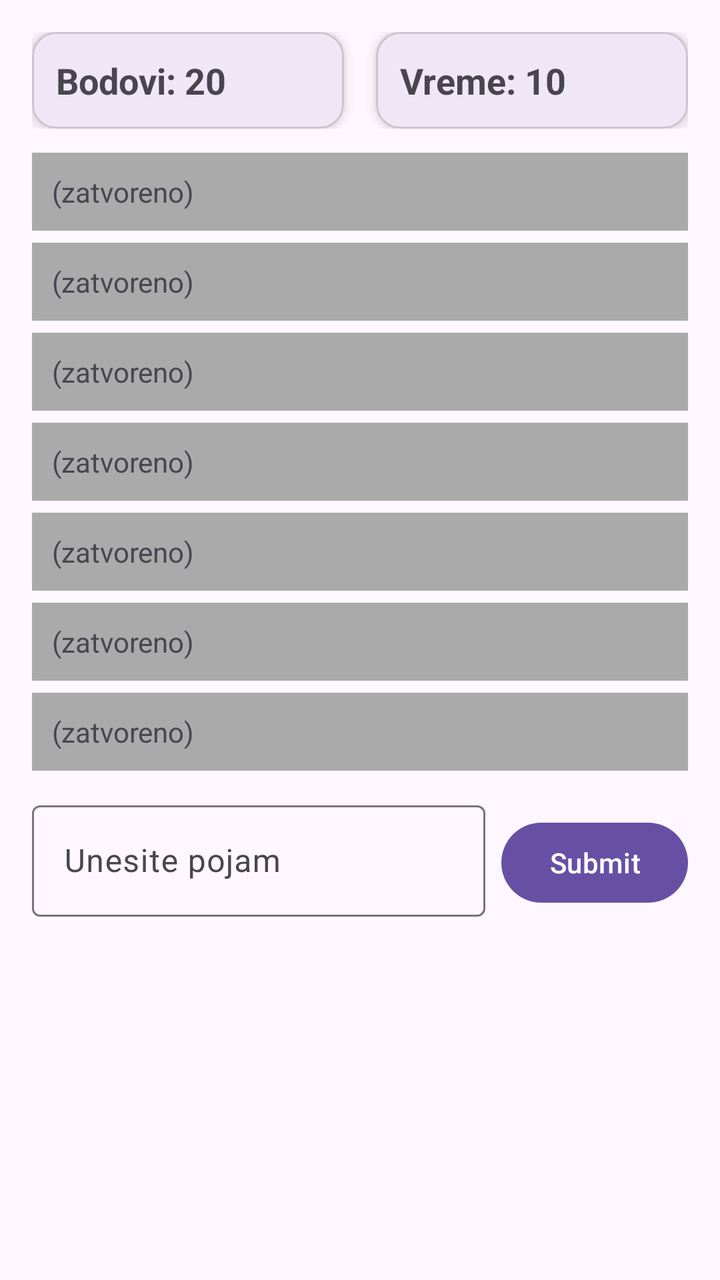
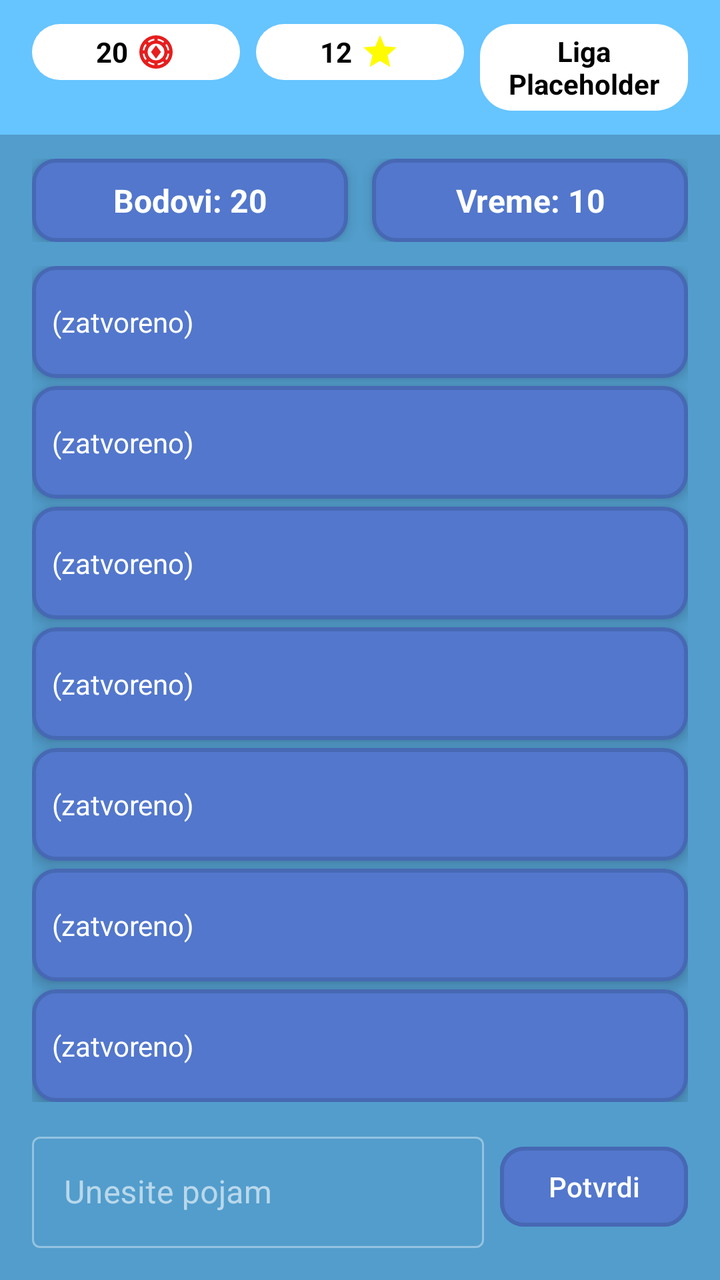

Compare the two renders of this Android layout. The source of the first and the diff that turns it into the second are given below.
<!-- AndroidManifest.xml: application theme Theme.Slagalica -->
<!-- res/layout/activity_step_by_step.xml -->
<?xml version="1.0" encoding="utf-8"?>
<LinearLayout xmlns:android="http://schemas.android.com/apk/res/android"
    xmlns:app="http://schemas.android.com/apk/res-auto"
    android:id="@+id/step_by_step_root"
    android:layout_width="match_parent"
    android:layout_height="match_parent"
    android:orientation="vertical"
    android:padding="16dp">

    
    <LinearLayout
        android:layout_width="match_parent"
        android:layout_height="wrap_content"
        android:orientation="horizontal"
        android:weightSum="2"
        android:layout_marginBottom="12dp">

        <com.google.android.material.card.MaterialCardView
            android:layout_width="0dp"
            android:layout_height="wrap_content"
            android:layout_weight="1"
            app:cardCornerRadius="12dp"
            app:cardElevation="4dp"
            android:layout_marginEnd="8dp">

            <TextView
                android:id="@+id/pointsTextView"
                android:layout_width="match_parent"
                android:layout_height="wrap_content"
                android:padding="12dp"
                android:text="Bodovi: 20"
                android:textStyle="bold"
                android:textSize="18sp" />
        </com.google.android.material.card.MaterialCardView>

        <com.google.android.material.card.MaterialCardView
            android:layout_width="0dp"
            android:layout_height="wrap_content"
            android:layout_weight="1"
            app:cardCornerRadius="12dp"
            app:cardElevation="4dp"
            android:layout_marginStart="8dp">

            <TextView
                android:id="@+id/timerTextView"
                android:layout_width="match_parent"
                android:layout_height="wrap_content"
                android:padding="12dp"
                android:text="Vreme: 10"
                android:textStyle="bold"
                android:textSize="18sp" />
        </com.google.android.material.card.MaterialCardView>
    </LinearLayout>

    
    <TextView
        android:id="@+id/clue1"
        android:layout_width="match_parent"
        android:layout_height="wrap_content"
        android:padding="10dp"
        android:layout_marginBottom="6dp"
        android:background="@android:color/darker_gray"
        android:text="(zatvoreno)" />

    <TextView
        android:id="@+id/clue2"
        android:layout_width="match_parent"
        android:layout_height="wrap_content"
        android:padding="10dp"
        android:layout_marginBottom="6dp"
        android:background="@android:color/darker_gray"
        android:text="(zatvoreno)" />

    <TextView
        android:id="@+id/clue3"
        android:layout_width="match_parent"
        android:layout_height="wrap_content"
        android:padding="10dp"
        android:layout_marginBottom="6dp"
        android:background="@android:color/darker_gray"
        android:text="(zatvoreno)" />

    <TextView
        android:id="@+id/clue4"
        android:layout_width="match_parent"
        android:layout_height="wrap_content"
        android:padding="10dp"
        android:layout_marginBottom="6dp"
        android:background="@android:color/darker_gray"
        android:text="(zatvoreno)" />

    <TextView
        android:id="@+id/clue5"
        android:layout_width="match_parent"
        android:layout_height="wrap_content"
        android:padding="10dp"
        android:layout_marginBottom="6dp"
        android:background="@android:color/darker_gray"
        android:text="(zatvoreno)" />

    <TextView
        android:id="@+id/clue6"
        android:layout_width="match_parent"
        android:layout_height="wrap_content"
        android:padding="10dp"
        android:layout_marginBottom="6dp"
        android:background="@android:color/darker_gray"
        android:text="(zatvoreno)" />

    <TextView
        android:id="@+id/clue7"
        android:layout_width="match_parent"
        android:layout_height="wrap_content"
        android:padding="10dp"
        android:layout_marginBottom="12dp"
        android:background="@android:color/darker_gray"
        android:text="(zatvoreno)" />

    
    <LinearLayout
        android:layout_width="match_parent"
        android:layout_height="wrap_content"
        android:orientation="horizontal">

        <com.google.android.material.textfield.TextInputLayout
            android:layout_width="0dp"
            android:layout_height="wrap_content"
            android:layout_weight="1">

            <com.google.android.material.textfield.TextInputEditText
                android:id="@+id/guessInput"
                android:layout_width="match_parent"
                android:layout_height="wrap_content"
                android:hint="Unesite pojam" />
        </com.google.android.material.textfield.TextInputLayout>

        <Button
            android:id="@+id/submitGuessButton"
            android:layout_width="wrap_content"
            android:layout_height="wrap_content"
            android:text="Submit"
            android:layout_marginStart="8dp" />
    </LinearLayout>
</LinearLayout>
<!-- resources referenced by this layout -->
<resources>
  <style name="Theme.Slagalica" parent="Base.Theme.Slagalica" />
  <style name="Base.Theme.Slagalica" parent="Theme.Material3.DayNight.NoActionBar">
          
          
      </style>
</resources>

<!-- the commit's change to res/layout/activity_step_by_step.xml (unified diff, before → after) -->
@@ -1,144 +1,365 @@
+<?xml version="1.0" encoding="utf-8"?>
+<androidx.constraintlayout.widget.ConstraintLayout
+    xmlns:android="http://schemas.android.com/apk/res/android"
+    xmlns:app="http://schemas.android.com/apk/res-auto"
+    android:id="@+id/main"
+    android:layout_width="match_parent"
+    android:layout_height="match_parent"
+    android:background="#529dcc">
+
+    <LinearLayout
+        android:layout_width="match_parent"
+        android:layout_height="match_parent"
+        android:orientation="vertical">
+
+        <include layout="@layout/top_bar" />
+
+        
+        <LinearLayout
+            android:layout_width="match_parent"
+            android:layout_height="wrap_content"
+            android:orientation="horizontal"
+            android:paddingStart="16dp"
+            android:paddingEnd="16dp"
+            android:paddingTop="12dp"
+            android:paddingBottom="4dp">
+
+            <com.google.android.material.card.MaterialCardView
+                android:layout_width="0dp"
+                android:layout_height="wrap_content"
+                android:layout_weight="1"
+                android:layout_marginEnd="6dp"
+                app:cardCornerRadius="12dp"
+                app:cardElevation="4dp"
+                app:strokeColor="@color/button_default_border"
+                app:strokeWidth="2dp"
+                app:cardBackgroundColor="@color/button_default_color">
+
+                <TextView
+                    android:id="@+id/pointsTextView"
+                    android:layout_width="match_parent"
+                    android:layout_height="wrap_content"
+                    android:padding="10dp"
+                    android:text="Bodovi: 20"
+                    android:textColor="@color/white"
+                    android:textStyle="bold"
+                    android:textSize="16sp"
+                    android:gravity="center" />
+            </com.google.android.material.card.MaterialCardView>
+
+            <com.google.android.material.card.MaterialCardView
+                android:layout_width="0dp"
+                android:layout_height="wrap_content"
+                android:layout_weight="1"
+                android:layout_marginStart="6dp"
+                app:cardCornerRadius="12dp"
+                app:cardElevation="4dp"
+                app:strokeColor="@color/button_default_border"
+                app:strokeWidth="2dp"
+                app:cardBackgroundColor="@color/button_default_color">
+
+                <TextView
+                    android:id="@+id/timerTextView"
+                    android:layout_width="match_parent"
+                    android:layout_height="wrap_content"
+                    android:padding="10dp"
+                    android:text="Vreme: 10"
+                    android:textColor="@color/white"
+                    android:textStyle="bold"
+                    android:textSize="16sp"
+                    android:gravity="center" />
+            </com.google.android.material.card.MaterialCardView>
+        </LinearLayout>
+
+        
+        <LinearLayout
+            android:layout_width="match_parent"
+            android:layout_height="0dp"
+            android:layout_weight="1"
+            android:orientation="vertical"
+            android:paddingStart="16dp"
+            android:paddingEnd="16dp"
+            android:paddingTop="8dp"
+            android:paddingBottom="4dp">
+
+            <com.google.android.material.card.MaterialCardView
+                android:layout_width="match_parent"
+                android:layout_height="0dp"
+                android:layout_weight="1"
+                android:layout_marginBottom="4dp"
+                app:cardCornerRadius="12dp"
+                app:cardElevation="4dp"
+                app:strokeColor="@color/button_default_border"
+                app:strokeWidth="2dp"
+                app:cardBackgroundColor="@color/button_default_color">
+
+                <TextView
+                    android:id="@+id/clue1"
+                    android:layout_width="match_parent"
+                    android:layout_height="match_parent"
+                    android:padding="10dp"
+                    android:text="(zatvoreno)"
+                    android:textColor="@color/white"
+                    android:textSize="14sp"
+                    android:gravity="center_vertical" />
+            </com.google.android.material.card.MaterialCardView>
+
+            <com.google.android.material.card.MaterialCardView
+                android:layout_width="match_parent"
+                android:layout_height="0dp"
+                android:layout_weight="1"
+                android:layout_marginBottom="4dp"
+                app:cardCornerRadius="12dp"
+                app:cardElevation="4dp"
+                app:strokeColor="@color/button_default_border"
+                app:strokeWidth="2dp"
+                app:cardBackgroundColor="@color/button_default_color">
+
+                <TextView
+                    android:id="@+id/clue2"
+                    android:layout_width="match_parent"
+                    android:layout_height="match_parent"
+                    android:padding="10dp"
+                    android:text="(zatvoreno)"
+                    android:textColor="@color/white"
+                    android:textSize="14sp"
+                    android:gravity="center_vertical" />
+            </com.google.android.material.card.MaterialCardView>
+
+            <com.google.android.material.card.MaterialCardView
+                android:layout_width="match_parent"
+                android:layout_height="0dp"
+                android:layout_weight="1"
+                android:layout_marginBottom="4dp"
+                app:cardCornerRadius="12dp"
+                app:cardElevation="4dp"
+                app:strokeColor="@color/button_default_border"
+                app:strokeWidth="2dp"
+                app:cardBackgroundColor="@color/button_default_color">
+
+                <TextView
+                    android:id="@+id/clue3"
+                    android:layout_width="match_parent"
+                    android:layout_height="match_parent"
+                    android:padding="10dp"
+                    android:text="(zatvoreno)"
+                    android:textColor="@color/white"
+                    android:textSize="14sp"
+                    android:gravity="center_vertical" />
+            </com.google.android.material.card.MaterialCardView>
+
+            <com.google.android.material.card.MaterialCardView
+                android:layout_width="match_parent"
+                android:layout_height="0dp"
+                android:layout_weight="1"
+                android:layout_marginBottom="4dp"
+                app:cardCornerRadius="12dp"
+                app:cardElevation="4dp"
+                app:strokeColor="@color/button_default_border"
+                app:strokeWidth="2dp"
+                app:cardBackgroundColor="@color/button_default_color">
+
+                <TextView
+                    android:id="@+id/clue4"
+                    android:layout_width="match_parent"
+                    android:layout_height="match_parent"
+                    android:padding="10dp"
+                    android:text="(zatvoreno)"
+                    android:textColor="@color/white"
+                    android:textSize="14sp"
+                    android:gravity="center_vertical" />
+            </com.google.android.material.card.MaterialCardView>
+
+            <com.google.android.material.card.MaterialCardView
+                android:layout_width="match_parent"
+                android:layout_height="0dp"
+                android:layout_weight="1"
+                android:layout_marginBottom="4dp"
+                app:cardCornerRadius="12dp"
+                app:cardElevation="4dp"
+                app:strokeColor="@color/button_default_border"
+                app:strokeWidth="2dp"
+                app:cardBackgroundColor="@color/button_default_color">
+
+                <TextView
+                    android:id="@+id/clue5"
+                    android:layout_width="match_parent"
+                    android:layout_height="match_parent"
+                    android:padding="10dp"
+                    android:text="(zatvoreno)"
+                    android:textColor="@color/white"
+                    android:textSize="14sp"
+                    android:gravity="center_vertical" />
+            </com.google.android.material.card.MaterialCardView>
+
+            <com.google.android.material.card.MaterialCardView
+                android:layout_width="match_parent"
+                android:layout_height="0dp"
+                android:layout_weight="1"
+                android:layout_marginBottom="4dp"
+                app:cardCornerRadius="12dp"
+                app:cardElevation="4dp"
+                app:strokeColor="@color/button_default_border"
+                app:strokeWidth="2dp"
+                app:cardBackgroundColor="@color/button_default_color">
+
+                <TextView
+                    android:id="@+id/clue6"
+                    android:layout_width="match_parent"
+                    android:layout_height="match_parent"
+                    android:padding="10dp"
+                    android:text="(zatvoreno)"
+                    android:textColor="@color/white"
+                    android:textSize="14sp"
+                    android:gravity="center_vertical" />
+            </com.google.android.material.card.MaterialCardView>
+
+            <com.google.android.material.card.MaterialCardView
+                android:layout_width="match_parent"
+                android:layout_height="0dp"
+                android:layout_weight="1"
+                app:cardCornerRadius="12dp"
+                app:cardElevation="4dp"
+                app:strokeColor="@color/button_default_border"
+                app:strokeWidth="2dp"
+                app:cardBackgroundColor="@color/button_default_color">
+
+                <TextView
+                    android:id="@+id/clue7"
+                    android:layout_width="match_parent"
+                    android:layout_height="match_parent"
+                    android:padding="10dp"
+                    android:text="(zatvoreno)"
+                    android:textColor="@color/white"
+                    android:textSize="14sp"
+                    android:gravity="center_vertical" />
+            </com.google.android.material.card.MaterialCardView>
+
+        </LinearLayout>
+
+        
+        <LinearLayout
+            android:layout_width="match_parent"
+            android:layout_height="wrap_content"
+            android:orientation="horizontal"
+            android:paddingStart="16dp"
+            android:paddingEnd="16dp"
+            android:paddingTop="8dp"
+            android:paddingBottom="16dp"
+            android:gravity="center_vertical">
+
+            <com.google.android.material.textfield.TextInputLayout
+                android:layout_width="0dp"
+                android:layout_height="wrap_content"
+                android:layout_weight="1"
+                android:theme="@style/ThemeOverlay.MaterialComponents.Dark"
+                style="@style/Widget.MaterialComponents.TextInputLayout.OutlinedBox">
+
+                <com.google.android.material.textfield.TextInputEditText
+                    android:id="@+id/guessInput"
+                    android:layout_width="match_parent"
+                    android:layout_height="wrap_content"
+                    android:hint="Unesite pojam"
+                    android:textColor="@color/white"
+                    android:imeOptions="actionDone"
+                    android:inputType="text" />
+            </com.google.android.material.textfield.TextInputLayout>
+
+            <com.google.android.material.button.MaterialButton
+                android:id="@+id/submitGuessButton"
+                android:layout_width="wrap_content"
+                android:layout_height="wrap_content"
+                android:text="Potvrdi"
+                android:textColor="@color/white"
+                android:backgroundTint="@color/button_default_color"
+                app:strokeColor="@color/button_default_border"
+                app:strokeWidth="2dp"
+                app:cornerRadius="12dp"
+                android:elevation="8dp"
+                android:layout_marginStart="8dp" />
+        </LinearLayout>
+
+    </LinearLayout>
+
+</androidx.constraintlayout.widget.ConstraintLayout>
+<!-- res/layout/top_bar.xml (included above) -->
 <?xml version="1.0" encoding="utf-8"?>
 <LinearLayout xmlns:android="http://schemas.android.com/apk/res/android"
-    xmlns:app="http://schemas.android.com/apk/res-auto"
-    android:id="@+id/step_by_step_root"
     android:layout_width="match_parent"
-    android:layout_height="match_parent"
-    android:orientation="vertical"
-    android:padding="16dp">
-
-    
+    android:layout_height="wrap_content"
+    android:orientation="horizontal"
+    android:padding="12dp"
+    android:background="#66C4FF">
+
     <LinearLayout
-        android:layout_width="match_parent"
+        android:layout_width="0dp"
         android:layout_height="wrap_content"
+        android:layout_weight="1"
         android:orientation="horizontal"
-        android:weightSum="2"
-        android:layout_marginBottom="12dp">
-
-        <com.google.android.material.card.MaterialCardView
-            android:layout_width="0dp"
-            android:layout_height="wrap_content"
-            android:layout_weight="1"
-            app:cardCornerRadius="12dp"
-            app:cardElevation="4dp"
-            android:layout_marginEnd="8dp">
-
-            <TextView
-                android:id="@+id/pointsTextView"
-                android:layout_width="match_parent"
-                android:layout_height="wrap_content"
-                android:padding="12dp"
-                android:text="Bodovi: 20"
-                android:textStyle="bold"
-                android:textSize="18sp" />
-        </com.google.android.material.card.MaterialCardView>
-
-        <com.google.android.material.card.MaterialCardView
-            android:layout_width="0dp"
-            android:layout_height="wrap_content"
-            android:layout_weight="1"
-            app:cardCornerRadius="12dp"
-            app:cardElevation="4dp"
-            android:layout_marginStart="8dp">
-
-            <TextView
-                android:id="@+id/timerTextView"
-                android:layout_width="match_parent"
-                android:layout_height="wrap_content"
-                android:padding="12dp"
-                android:text="Vreme: 10"
-                android:textStyle="bold"
-                android:textSize="18sp" />
-        </com.google.android.material.card.MaterialCardView>
+        android:gravity="center"
+        android:padding="4dp"
+        android:layout_marginStart="4dp"
+        android:layout_marginEnd="4dp"
+        android:background="@drawable/rounded_white">
+
+        <TextView
+            android:layout_width="wrap_content"
+            android:layout_height="wrap_content"
+            android:text="20"
+            android:textColor="#000000"
+            android:textStyle="bold"
+            android:layout_marginEnd="4dp" />
+
+        <ImageView
+            android:layout_width="20dp"
+            android:layout_height="20dp"
+            android:src="@drawable/ic_token"
+            android:contentDescription="Tokeni" />
     </LinearLayout>
 
-    
-    <TextView
-        android:id="@+id/clue1"
-        android:layout_width="match_parent"
+    <LinearLayout
+        android:layout_width="0dp"
         android:layout_height="wrap_content"
-        android:padding="10dp"
-        android:layout_marginBottom="6dp"
-        android:background="@android:color/darker_gray"
-        android:text="(zatvoreno)" />
-
-    <TextView
-        android:id="@+id/clue2"
-        android:layout_width="match_parent"
+        android:layout_weight="1"
+        android:orientation="horizontal"
+        android:gravity="center"
+        android:padding="4dp"
+        android:layout_marginStart="4dp"
+        android:layout_marginEnd="4dp"
+        android:background="@drawable/rounded_white">
+
+        <TextView
+            android:layout_width="wrap_content"
+            android:layout_height="wrap_content"
+            android:text="12"
+            android:textColor="#000000"
+            android:textStyle="bold"
+            android:layout_marginEnd="4dp" />
+
+        <ImageView
+            android:layout_width="20dp"
+            android:layout_height="20dp"
+            android:src="@drawable/ic_star"
+            android:contentDescription="Zvezde" />
+    </LinearLayout>
+
+    <LinearLayout
+        android:layout_width="0dp"
         android:layout_height="wrap_content"
-        android:padding="10dp"
-        android:layout_marginBottom="6dp"
-        android:background="@android:color/darker_gray"
-        android:text="(zatvoreno)" />
-
-    <TextView
-        android:id="@+id/clue3"
-        android:layout_width="match_parent"
-        android:layout_height="wrap_content"
-        android:padding="10dp"
-        android:layout_marginBottom="6dp"
-        android:background="@android:color/darker_gray"
-        android:text="(zatvoreno)" />
-
-    <TextView
-        android:id="@+id/clue4"
-        android:layout_width="match_parent"
-        android:layout_height="wrap_content"
-        android:padding="10dp"
-        android:layout_marginBottom="6dp"
-        android:background="@android:color/darker_gray"
-        android:text="(zatvoreno)" />
-
-    <TextView
-        android:id="@+id/clue5"
-        android:layout_width="match_parent"
-        android:layout_height="wrap_content"
-        android:padding="10dp"
-        android:layout_marginBottom="6dp"
-        android:background="@android:color/darker_gray"
-        android:text="(zatvoreno)" />
-
-    <TextView
-        android:id="@+id/clue6"
-        android:layout_width="match_parent"
-        android:layout_height="wrap_content"
-        android:padding="10dp"
-        android:layout_marginBottom="6dp"
-        android:background="@android:color/darker_gray"
-        android:text="(zatvoreno)" />
-
-    <TextView
-        android:id="@+id/clue7"
-        android:layout_width="match_parent"
-        android:layout_height="wrap_content"
-        android:padding="10dp"
-        android:layout_marginBottom="12dp"
-        android:background="@android:color/darker_gray"
-        android:text="(zatvoreno)" />
-
-    
-    <LinearLayout
-        android:layout_width="match_parent"
-        android:layout_height="wrap_content"
-        android:orientation="horizontal">
-
-        <com.google.android.material.textfield.TextInputLayout
-            android:layout_width="0dp"
-            android:layout_height="wrap_content"
-            android:layout_weight="1">
-
-            <com.google.android.material.textfield.TextInputEditText
-                android:id="@+id/guessInput"
-                android:layout_width="match_parent"
-                android:layout_height="wrap_content"
-                android:hint="Unesite pojam" />
-        </com.google.android.material.textfield.TextInputLayout>
-
-        <Button
-            android:id="@+id/submitGuessButton"
+        android:layout_weight="1"
+        android:orientation="horizontal"
+        android:gravity="center"
+        android:padding="4dp"
+        android:layout_marginStart="4dp"
+        android:layout_marginEnd="4dp"
+        android:background="@drawable/rounded_white">
+
+        <TextView
             android:layout_width="wrap_content"
             android:layout_height="wrap_content"
-            android:text="Submit"
-            android:layout_marginStart="8dp" />
+            android:text="Liga Placeholder"
+            android:textColor="#000000"
+            android:textStyle="bold"
+            android:gravity="center" />
     </LinearLayout>
 </LinearLayout>
<!-- resource entries referenced after the edit -->
@@ -1,5 +1,31 @@
 <!-- resources referenced by this layout -->
 <resources>
+  <color name="button_default_border">#4768B3</color>
+  <color name="button_default_color">#5277CC</color>
+  <color name="white">#FFFFFFFF</color>
+  <!-- drawable ic_star (drawable) -->
+  <vector xmlns:android="http://schemas.android.com/apk/res/android" android:height="24dp" android:tint="#FFFB00" android:viewportHeight="24" android:viewportWidth="24" android:width="24dp">
+        
+      <path android:fillColor="@android:color/white" android:pathData="M12,17.27L18.18,21l-1.64,-7.03L22,9.24l-7.19,-0.61L12,2 9.19,8.63 2,9.24l5.46,4.73L5.82,21z"/>
+      
+  </vector>
+  <!-- drawable ic_token (drawable) -->
+  <vector xmlns:android="http://schemas.android.com/apk/res/android"
+      android:width="24dp"
+      android:height="24dp"
+      android:viewportWidth="960"
+      android:viewportHeight="960">
+    <path
+        android:pathData="M480,880q-83,0 -156,-31.5T197,763q-54,-54 -85.5,-127T80,480q0,-83 31.5,-156T197,197q54,-54 127,-85.5T480,80q83,0 156,31.5T763,197q54,54 85.5,127T880,480q0,83 -31.5,156T763,763q-54,54 -127,85.5T480,880ZM440,797v-40q-35,-5 -67.5,-19T312,704l-28,29q33,26 72.5,42.5T440,797ZM520,797q44,-5 83.5,-21.5T676,733l-28,-29q-28,20 -60.5,34T520,757v40ZM480,680q83,0 141.5,-58.5T680,480q0,-83 -58.5,-141.5T480,280q-83,0 -141.5,58.5T280,480q0,83 58.5,141.5T480,680ZM733,676q26,-33 42.5,-72.5T797,520h-40q-5,35 -19,67.5T704,648l29,28ZM227,676 L256,647q-20,-28 -34,-60t-19,-67h-40q5,44 21.5,83.5T227,676ZM480,640L360,480l120,-160 120,160 -120,160ZM163,440h40q5,-35 19,-67t34,-60l-29,-29q-26,33 -42.5,72.5T163,440ZM757,440h40q-5,-44 -22,-83.5T732,284l-28,28q20,28 34,60.5t19,67.5ZM313,256q28,-20 60,-34t67,-19v-40q-44,5 -83.5,21.5T284,227l29,29ZM648,256 L676,228q-33,-26 -72.5,-43T520,163v40q35,5 67.5,19t60.5,34Z"
+        android:fillColor="#e61e1e"/>
+  </vector>
+  <!-- drawable rounded_white (drawable) -->
+  <?xml version="1.0" encoding="utf-8"?>
+  <shape xmlns:android="http://schemas.android.com/apk/res/android"
+      android:shape="rectangle">
+      <solid android:color="@android:color/white" />
+      <corners android:radius="16dp" />
+  </shape>
   <style name="Theme.Slagalica" parent="Base.Theme.Slagalica" />
   <style name="Base.Theme.Slagalica" parent="Theme.Material3.DayNight.NoActionBar">
           
